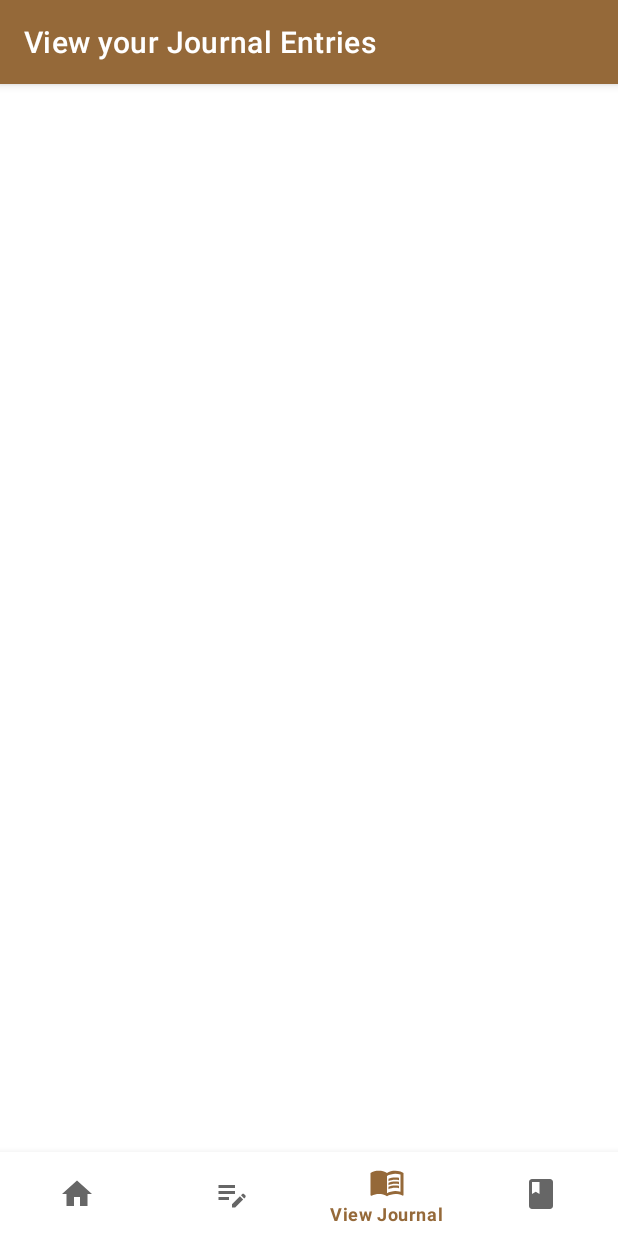
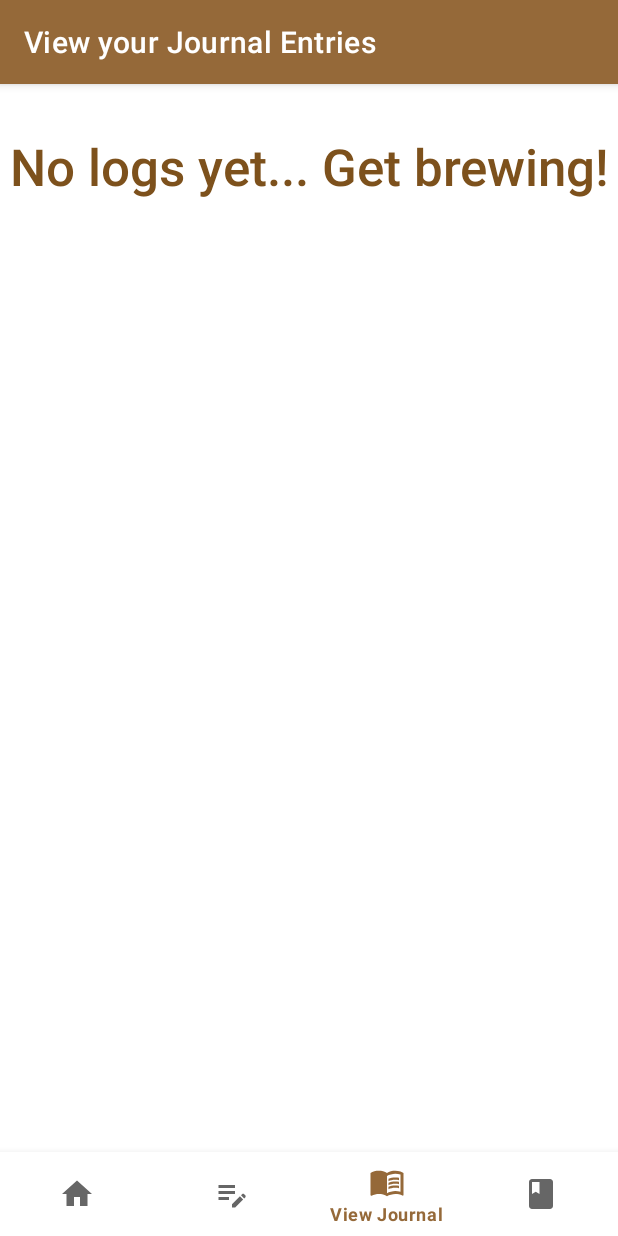
Before and after one commit to limepixl/CoffeeJournal_196068, an Android app: the ViewJournalEntriesFragment screen opened through its navigation route, on a phone screen of 412 x 824 dp. Run offline under Robolectric (Android 15) with nearby library versions, the phone set to English and light mode, and no system bars; our stand-ins replace Room's generated code, navigation-ui.

Commit message:
Added header to journal entries recycler view

```diff
--- a/app/build.gradle
+++ b/app/build.gradle
@@ -45,6 +45,7 @@ dependencies {
     implementation 'androidx.core:core-ktx:1.9.0'
     implementation 'androidx.navigation:navigation-fragment-ktx:2.5.3'
     implementation 'androidx.navigation:navigation-ui-ktx:2.5.3'
+    implementation "androidx.recyclerview:recyclerview:1.3.0"
     testImplementation 'junit:junit:4.13.2'
     androidTestImplementation 'androidx.test.ext:junit:1.1.5'
     androidTestImplementation 'androidx.test.espresso:espresso-core:3.5.1'
--- a/app/src/main/java/mk/ukim/finki/coffeejournal/adapters/JournalEntriesAdapter.kt
+++ b/app/src/main/java/mk/ukim/finki/coffeejournal/adapters/JournalEntriesAdapter.kt
@@ -71,6 +71,37 @@ class JournalEntriesAdapter(private val dataSet: List<JournalEntry> = ArrayList(
                 holder.ivPhoto.visibility = View.VISIBLE
             }
         }
-
     }
 }
+
+class JournalEntriesHeader(private val dataSet: List<JournalEntry> = ArrayList()): RecyclerView.Adapter<JournalEntriesHeader.HeaderViewHolder>() {
+    class HeaderViewHolder(view: View) : RecyclerView.ViewHolder(view) {
+        val tvNumEntries: TextView
+
+        init {
+            tvNumEntries = view.findViewById(R.id.tvNumEntries)
+        }
+    }
+
+    override fun onCreateViewHolder(parent: ViewGroup, viewType: Int): HeaderViewHolder {
+        val view = LayoutInflater.from(parent.context)
+            .inflate(R.layout.journal_entries_header, parent, false)
+
+        return HeaderViewHolder(view)
+    }
+
+    @SuppressLint("SetTextI18n")
+    override fun onBindViewHolder(holder: HeaderViewHolder, position: Int) {
+        val string: String = when (dataSet.size) {
+            0 -> "No logs yet... Get brewing!"
+            1 -> "You've logged a single cup. Nice!"
+            else -> "You've logged ${dataSet.size} cups of coffee!"
+        }
+
+        holder.tvNumEntries.text = string
+    }
+
+    override fun getItemCount(): Int {
+        return 1
+    }
+}
--- a/app/src/main/java/mk/ukim/finki/coffeejournal/fragments/ViewJournalEntriesFragment.kt
+++ b/app/src/main/java/mk/ukim/finki/coffeejournal/fragments/ViewJournalEntriesFragment.kt
@@ -6,9 +6,11 @@ import android.view.View
 import android.view.ViewGroup
 import androidx.fragment.app.Fragment
 import androidx.lifecycle.LiveData
+import androidx.recyclerview.widget.ConcatAdapter
 import androidx.recyclerview.widget.RecyclerView
 import mk.ukim.finki.coffeejournal.R
 import mk.ukim.finki.coffeejournal.adapters.JournalEntriesAdapter
+import mk.ukim.finki.coffeejournal.adapters.JournalEntriesHeader
 import mk.ukim.finki.coffeejournal.room.model.JournalEntry
 import mk.ukim.finki.coffeejournal.viewmodels.JournalViewModel
 import mk.ukim.finki.coffeejournal.viewmodels.JournalViewModelFactory
@@ -30,12 +32,18 @@ class ViewJournalEntriesFragment : Fragment() {
         // Inflate the layout for this fragment
         val view = inflater.inflate(R.layout.fragment_view_journal_entries, container, false)
 
+        var headerAdapter = JournalEntriesHeader()
+        var recyclerViewAdapter = JournalEntriesAdapter()
+        val concatAdapter = ConcatAdapter(headerAdapter, recyclerViewAdapter)
+
         rvJournalCards = view.findViewById(R.id.rvJournalCards)
-        rvJournalCards.adapter = JournalEntriesAdapter()
+        rvJournalCards.adapter = concatAdapter
 
         journalEntries = journalViewModel.getJournalEntriesLiveData()
         journalEntries.observe(viewLifecycleOwner) { newValues ->
-            rvJournalCards.adapter = JournalEntriesAdapter(newValues)
+            headerAdapter = JournalEntriesHeader(newValues)
+            recyclerViewAdapter = JournalEntriesAdapter(newValues)
+            rvJournalCards.adapter = ConcatAdapter(headerAdapter, recyclerViewAdapter)
         }
 
         return view
--- a/app/src/main/res/layout/fragment_view_journal_entries.xml
+++ b/app/src/main/res/layout/fragment_view_journal_entries.xml
@@ -9,8 +9,11 @@
     <androidx.recyclerview.widget.RecyclerView
         android:id="@+id/rvJournalCards"
         android:layout_width="match_parent"
-        android:layout_height="match_parent"
+        android:layout_height="0dp"
         app:layoutManager="androidx.recyclerview.widget.LinearLayoutManager"
-        />
+        app:layout_constraintBottom_toBottomOf="parent"
+        app:layout_constraintLeft_toLeftOf="parent"
+        app:layout_constraintRight_toRightOf="parent"
+        app:layout_constraintTop_toTopOf="parent" />
 
 </androidx.constraintlayout.widget.ConstraintLayout>
--- /dev/null
+++ b/app/src/main/res/layout/journal_entries_header.xml
@@ -0,0 +1,20 @@
+<?xml version="1.0" encoding="utf-8"?>
+<androidx.constraintlayout.widget.ConstraintLayout xmlns:android="http://schemas.android.com/apk/res/android"
+    xmlns:app="http://schemas.android.com/apk/res-auto"
+    android:layout_width="match_parent"
+    android:layout_height="wrap_content">
+
+    <TextView
+        android:id="@+id/tvNumEntries"
+        android:layout_width="match_parent"
+        android:layout_height="wrap_content"
+        android:layout_marginTop="32dp"
+        android:fontFamily="sans-serif-medium"
+        android:text="@string/journal_entries_header"
+        android:textAlignment="center"
+        android:textColor="@color/brown_500"
+        android:textSize="34sp"
+        app:layout_constraintEnd_toEndOf="parent"
+        app:layout_constraintStart_toStartOf="parent"
+        app:layout_constraintTop_toTopOf="parent" />
+</androidx.constraintlayout.widget.ConstraintLayout>
--- a/app/src/main/res/values/strings.xml
+++ b/app/src/main/res/values/strings.xml
@@ -15,4 +15,5 @@
     <string name="home_title_text">Coffee Journal</string>
     <string name="home_background">Home background image depicting coffee beans</string>
     <string name="home_intro_text">Log your brews…\n\t\tReflect on past entries…\n\t\t\t\tFind your perfect cup…</string>
+    <string name="journal_entries_header">You\'ve logged X cups!</string>
 </resources>
```
